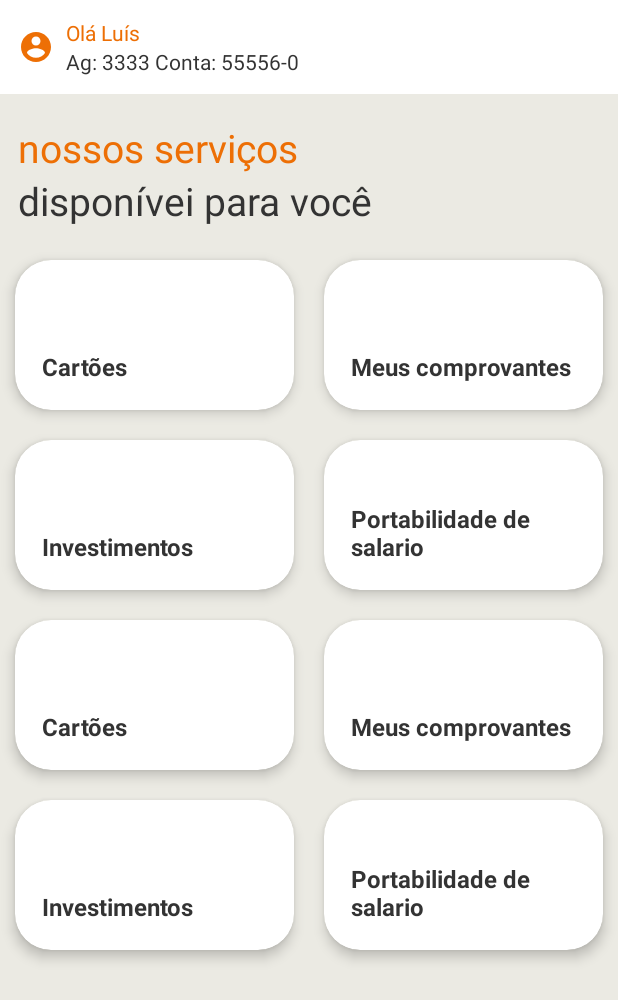
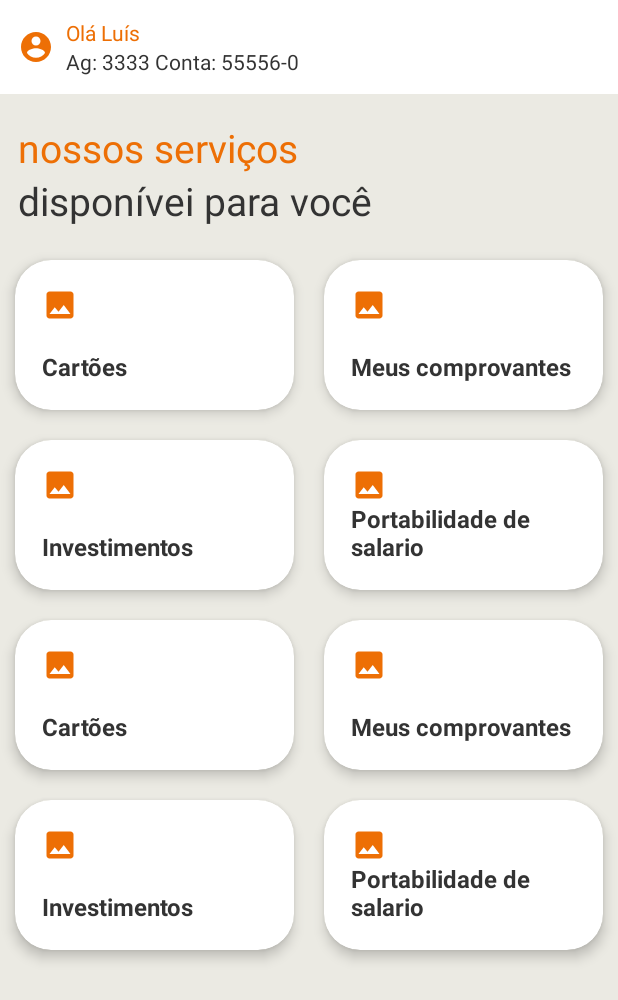
Before and after one commit to lamorim42/app_banc_kotlin, an Android app: the screen it shows after launch (MainActivity), on a phone screen of 412 x 824 dp. Shown: the top 1000 px of the screen. Run offline under Robolectric (Android 15) with nearby library versions, the phone set to English and light mode, and no system bars.

```diff
--- a/app/src/main/java/com/example/livedio/MenuItemModel.kt
+++ b/app/src/main/java/com/example/livedio/MenuItemModel.kt
@@ -1,4 +1,5 @@
 package com.example.livedio
+
 
 class MenuItemModel (
     val titulo: String
--- /dev/null
+++ b/app/src/main/res/drawable/ic_baseline_image_24.xml
@@ -0,0 +1,10 @@
+<vector xmlns:android="http://schemas.android.com/apk/res/android"
+    android:width="24dp"
+    android:height="24dp"
+    android:viewportWidth="24"
+    android:viewportHeight="24"
+    android:tint="#ed6f05">
+  <path
+      android:fillColor="@android:color/white"
+      android:pathData="M21,19V5c0,-1.1 -0.9,-2 -2,-2H5c-1.1,0 -2,0.9 -2,2v14c0,1.1 0.9,2 2,2h14c1.1,0 2,-0.9 2,-2zM8.5,13.5l2.5,3.01L14.5,12l4.5,6H5l3.5,-4.5z"/>
+</vector>
--- a/app/src/main/res/layout/item_menu.xml
+++ b/app/src/main/res/layout/item_menu.xml
@@ -24,6 +24,15 @@
             app:layout_constraintBottom_toBottomOf="parent"
             app:layout_constraintStart_toStartOf="parent"/>
 
+        <ImageView
+            android:id="@+id/img_card"
+            android:layout_width="wrap_content"
+            android:layout_height="wrap_content"
+            app:layout_constraintStart_toStartOf="@id/tv_item_title"
+            app:layout_constraintTop_toTopOf="parent"
+            app:srcCompat = "@drawable/ic_baseline_image_24"
+            />
+
     </androidx.constraintlayout.widget.ConstraintLayout>
 
 </androidx.cardview.widget.CardView>
```
